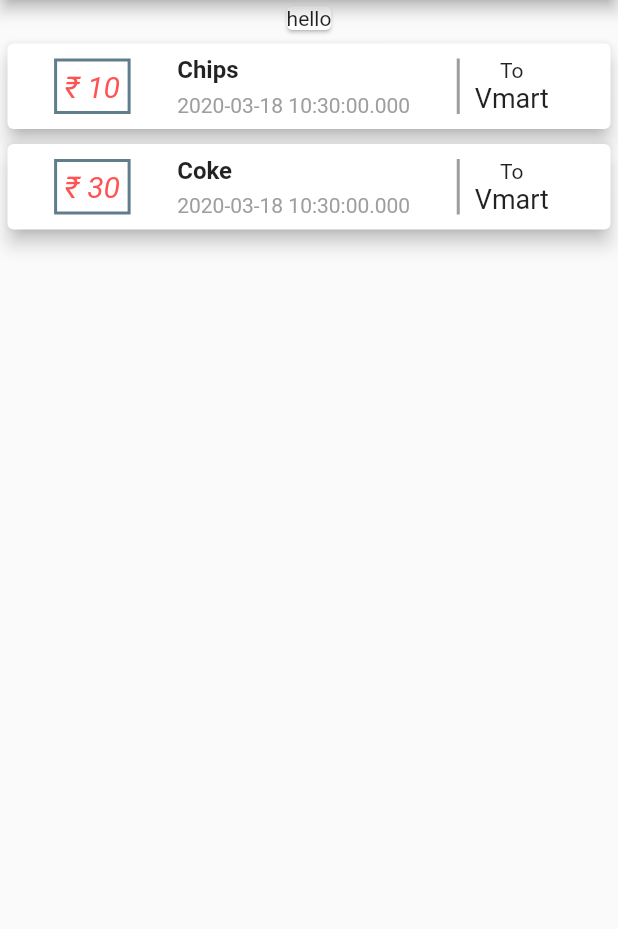
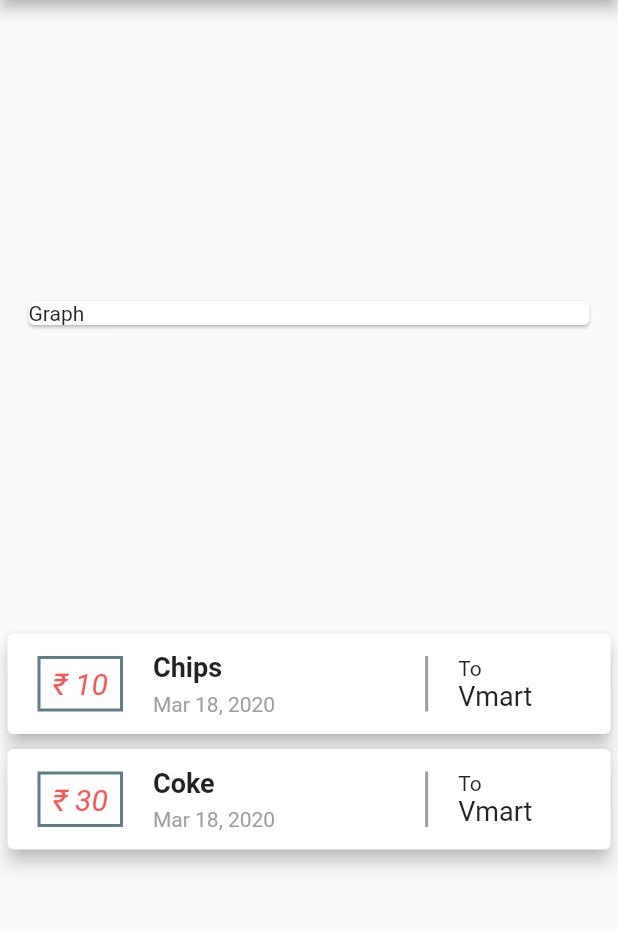
Before and after one commit to bluex4556/udemy_flutter_course, a Flutter app: the screen it shows after launch, on a phone screen of 412 x 824 dp, the part 84-1013 px from its top. Run offline on Flutter 3.47's test engine with Material 2 defaults, Android fonts, the phone set to English and light mode, and no system bars.

Commit message:
added date formatting

```diff
--- a/expenses_app/lib/main.dart
+++ b/expenses_app/lib/main.dart
@@ -40,9 +40,14 @@ class MyHomePage extends StatelessWidget {
         title: Text("Personal Expenses"),
       ),
       body: Column(
+        mainAxisAlignment: MainAxisAlignment.spaceEvenly,
+        crossAxisAlignment: CrossAxisAlignment.stretch,
         children: <Widget>[
-          Card(
-            child: Text("hello"),
+          Container(
+            padding: EdgeInsets.fromLTRB(15, 0, 15, 0),
+            child: Card(
+              child: Text("Graph"),
+            ),
           ),
           TransactionList(transactions),
         ],
--- a/expenses_app/lib/transaction_list.dart
+++ b/expenses_app/lib/transaction_list.dart
@@ -1,6 +1,7 @@
-import 'package:expensesapp/transactions.dart';
-import 'package:flutter/cupertino.dart';
 import 'package:flutter/material.dart';
+import 'package:intl/intl.dart';
+
+import './transactions.dart';
 
 class TransactionList extends StatelessWidget {
   final List<Transactions> transactions;
@@ -15,7 +16,6 @@ class TransactionList extends StatelessWidget {
           margin: EdgeInsets.all(5),
           elevation: 5,
           child: Row(
-            mainAxisAlignment: MainAxisAlignment.spaceEvenly,
             children: <Widget>[
               Container(
                 child: Text(
@@ -25,8 +25,8 @@ class TransactionList extends StatelessWidget {
                       color: Colors.redAccent,
                       fontStyle: FontStyle.italic),
                 ),
-                padding: EdgeInsets.symmetric(vertical: 5, horizontal: 5),
-                margin: EdgeInsets.symmetric(vertical: 10, horizontal: 0),
+                padding: EdgeInsets.symmetric(vertical: 5, horizontal: 8),
+                margin: EdgeInsets.symmetric(vertical: 15, horizontal: 20),
                 decoration: BoxDecoration(
                     border: Border.all(
                   width: 2,
@@ -38,29 +38,31 @@ class TransactionList extends StatelessWidget {
                 children: <Widget>[
                   Text(
                     "${tx.item}",
-                    style: TextStyle(fontSize: 16, fontWeight: FontWeight.bold),
+                    style: TextStyle(fontSize: 18, fontWeight: FontWeight.bold),
                   ),
                   Padding(
                     padding: EdgeInsets.symmetric(vertical: 3),
                   ),
                   Text(
-                    "${tx.purchaseDate}",
+                    DateFormat.yMMMd().format(tx.purchaseDate),
                     style: TextStyle(fontSize: 14, color: Colors.grey),
                   ),
                 ],
               ),
+              Padding(padding: EdgeInsets.symmetric(vertical: 0,horizontal: 50),),
               Container(
-                padding: EdgeInsets.symmetric(vertical: 0, horizontal: 10),
+                padding: EdgeInsets.fromLTRB(20, 0, 0, 0),
                 decoration: BoxDecoration(
                   border: Border(left: BorderSide(width: 2,color: Colors.grey)),
                 ),
                 child: Column(
+                  crossAxisAlignment: CrossAxisAlignment.start,
                   children: <Widget>[
                     Text("To"),
                     Text("${tx.shopName}", style: TextStyle(fontSize: 18),),
                   ],
                 ),
-              )
+              ),
             ],
           ),
         );
--- a/expenses_app/pubspec.yaml
+++ b/expenses_app/pubspec.yaml
@@ -19,6 +19,8 @@ environment:
 dependencies:
   flutter:
     sdk: flutter
+  intl: ^0.16.1
+
 
   # The following adds the Cupertino Icons font to your application.
   # Use with the CupertinoIcons class for iOS style icons.
```
Also changed, not shown: expenses_app/pubspec.lock.
